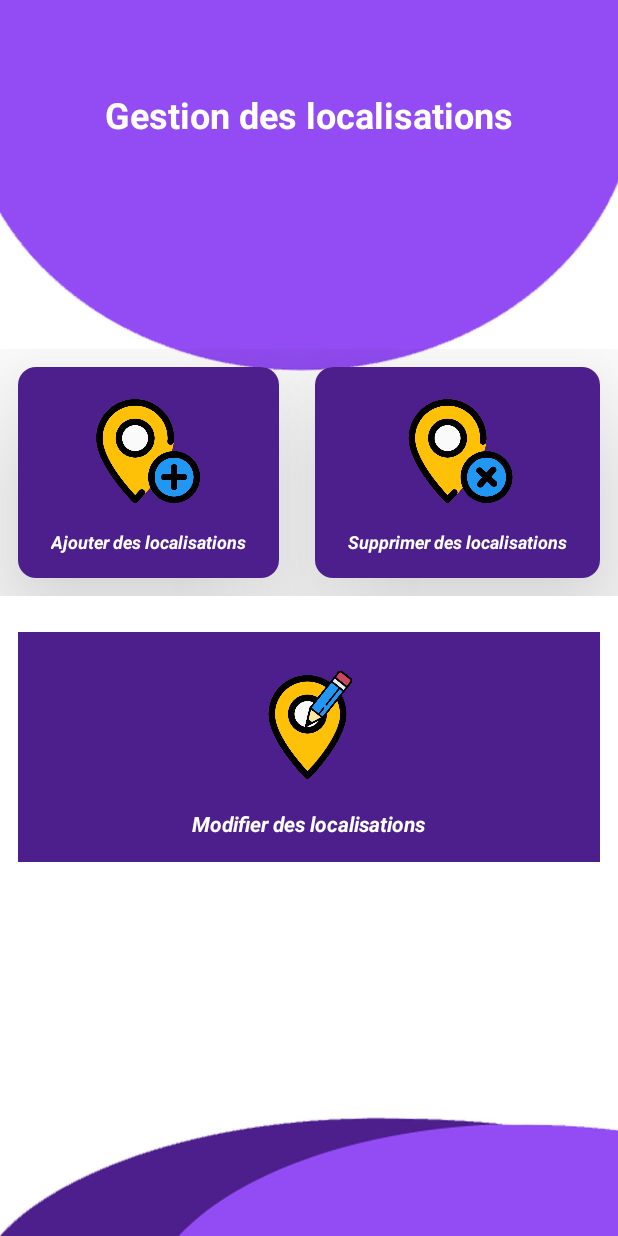
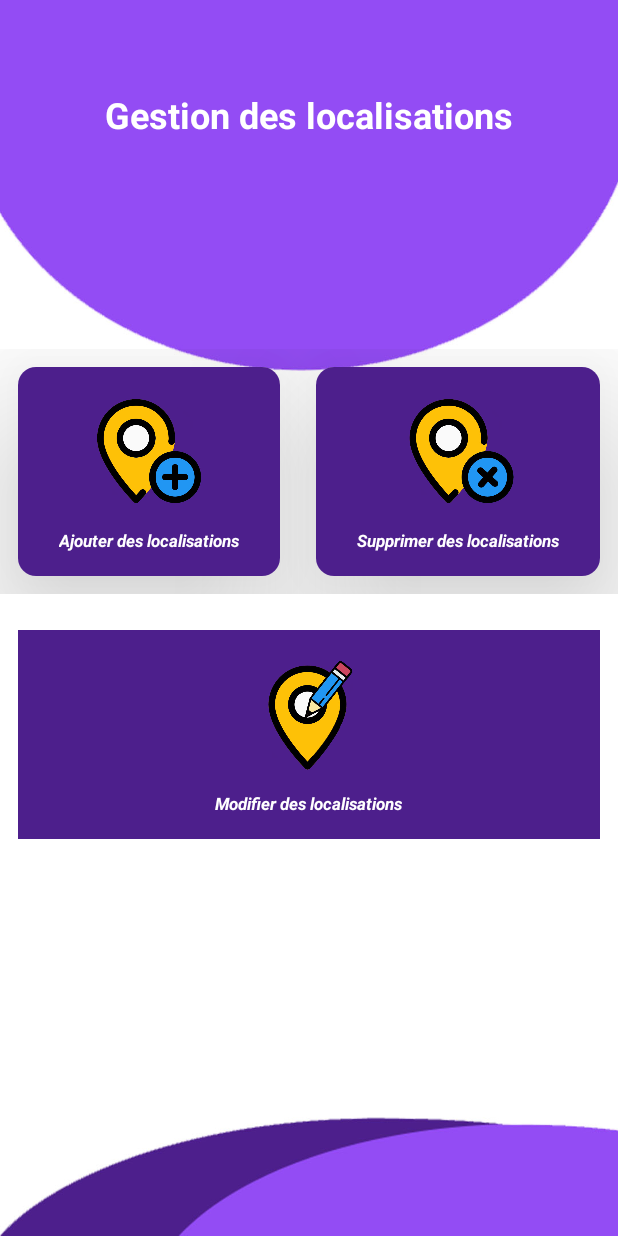
Before and after one commit to mansouri47b/NEED3, an Android app: the GestionEntreprise screen opened directly, with no data from a screen before it, on a phone screen of 412 x 824 dp. Run offline under Robolectric (Android 15) with nearby library versions, the phone set to English and light mode, and no system bars.

Commit message:
eighth commit

```diff
--- a/app/src/main/AndroidManifest.xml
+++ b/app/src/main/AndroidManifest.xml
@@ -1,6 +1,6 @@
 <?xml version="1.0" encoding="utf-8"?>
 <manifest xmlns:android="http://schemas.android.com/apk/res/android"
-    package="com.example.need">
+        package="com.example.need">
     <!--
          The ACCESS_COARSE/FINE_LOCATION permissions are not required to use
          Google Maps Android API v2, but you must specify either coarse or fine
@@ -19,9 +19,9 @@
         android:roundIcon="@mipmap/ic_launcher_round"
         android:supportsRtl="true"
         android:theme="@style/AppTheme">
-        <activity android:name=".GestionEntreprise"></activity>
+        <activity android:name=".AdminActivity"></activity>
         <activity android:name=".GestionProduit" />
-        <activity android:name=".AdminActivity" />
+        <activity android:name=".GestionEntreprise" />
         <!--
              The API key for Google Maps-based APIs is defined as a string resource.
              (See the file "res/values/google_maps_api.xml").
--- a/app/src/main/java/com/example/need/LoginActivity.java
+++ b/app/src/main/java/com/example/need/LoginActivity.java
@@ -1,7 +1,8 @@
 package com.example.need;
 
 import androidx.appcompat.app.AppCompatActivity;
-
+import com.google.firebase.database.FirebaseDatabase;
+import com.google.firebase.database.DatabaseReference;
 import android.content.Intent;
 import android.os.Bundle;
 import android.view.View;
@@ -9,6 +10,8 @@ import android.widget.Button;
 import android.widget.EditText;
 
 public class LoginActivity extends AppCompatActivity implements View.OnClickListener {
+
+
 
     @Override
     protected void onCreate(Bundle savedInstanceState) {
--- a/app/src/main/res/layout/activity_gestion_entreprise.xml
+++ b/app/src/main/res/layout/activity_gestion_entreprise.xml
@@ -31,7 +31,6 @@
 
 
         </LinearLayout>
-
         <GridLayout
 
             android:rowCount="3"
@@ -41,6 +40,7 @@
             android:layout_height="wrap_content"
             android:alignmentMode="alignMargins"
             android:layout_marginTop="140dp"
+
             >
 
             <androidx.cardview.widget.CardView
@@ -71,7 +71,7 @@
                         android:layout_width="wrap_content"
                         android:layout_height="wrap_content"
                         android:text="Ajouter des localisations"
-                        android:textSize="12sp"
+                        android:textSize="11sp"
 
                         android:textColor="@android:color/white"
                         android:layout_marginTop="12dp"
@@ -110,7 +110,7 @@
                         android:layout_width="wrap_content"
                         android:layout_height="wrap_content"
                         android:text="Supprimer des localisations"
-                        android:textSize="12sp"
+                        android:textSize="11sp"
                         android:textStyle="bold|italic"
                         android:textColor="@android:color/white"
                         android:layout_marginTop="12dp"/>
@@ -149,13 +149,13 @@
 
                 android:src="@drawable/modifloc"
                 android:layout_width="80dp"
-                android:layout_height="90dp"/>
+                android:layout_height="80dp"/>
 
             <TextView
                 android:layout_width="wrap_content"
                 android:layout_height="wrap_content"
                 android:text="Modifier des localisations"
-                android:textSize="14sp"
+                android:textSize="11sp"
                 android:textStyle="bold|italic"
                 android:textColor="@android:color/white"
                 android:layout_marginTop="12dp"/>
@@ -163,6 +163,8 @@
 
 
         </LinearLayout>
+
+
     </LinearLayout>
 
 
--- a/app/src/main/res/layout/activity_gestion_produit.xml
+++ b/app/src/main/res/layout/activity_gestion_produit.xml
@@ -123,6 +123,7 @@
 
 
         </GridLayout>
+
         <androidx.cardview.widget.CardView
             android:layout_width="wrap_content"
             android:layout_height="wrap_content"
--- a/app/src/main/res/layout/activity_register.xml
+++ b/app/src/main/res/layout/activity_register.xml
@@ -119,7 +119,7 @@
         </LinearLayout>
 
         <Button
-            android:id="@+id/SignIn"
+            android:id="@+id/SignUpp"
             android:layout_width="match_parent"
             android:layout_height="wrap_content"
             android:layout_below="@id/PassLay"
```
Also changed, not shown: app/src/main/java/com/example/need/Register.java (+15 -2 lines), app/src/main/res/layout/activity_admin.xml (+8 -7 lines), 1 other file.
